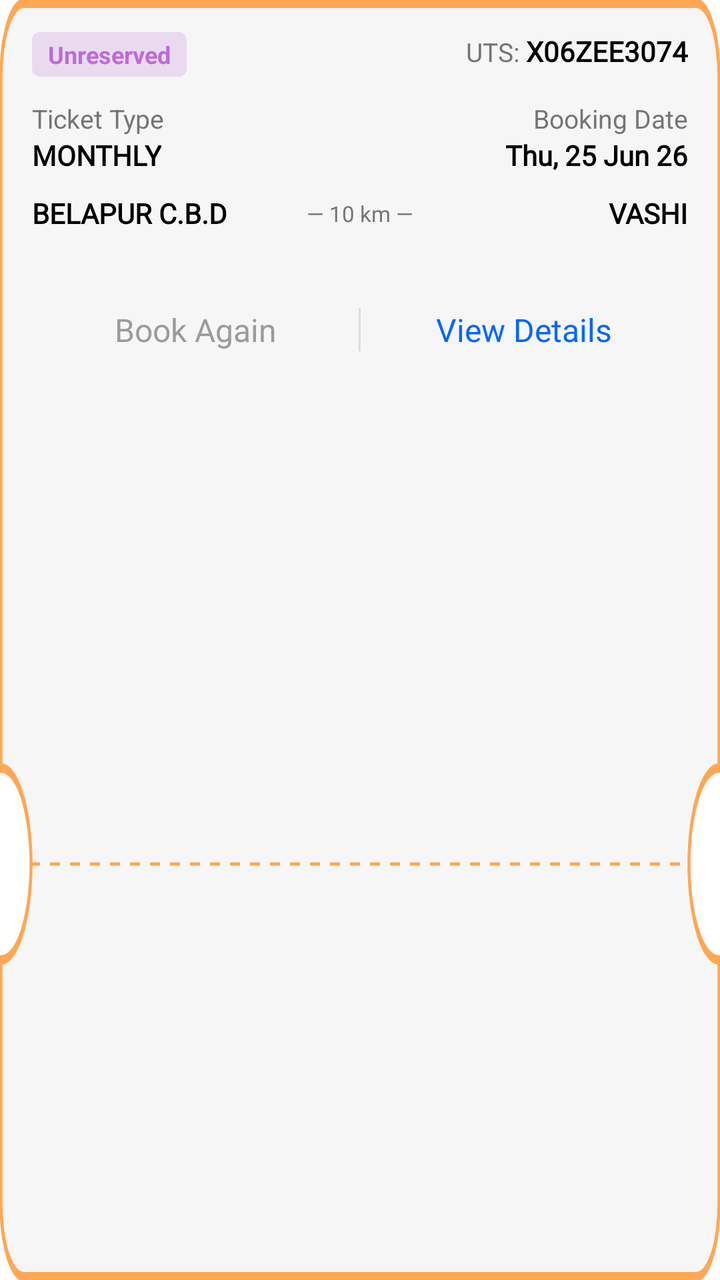
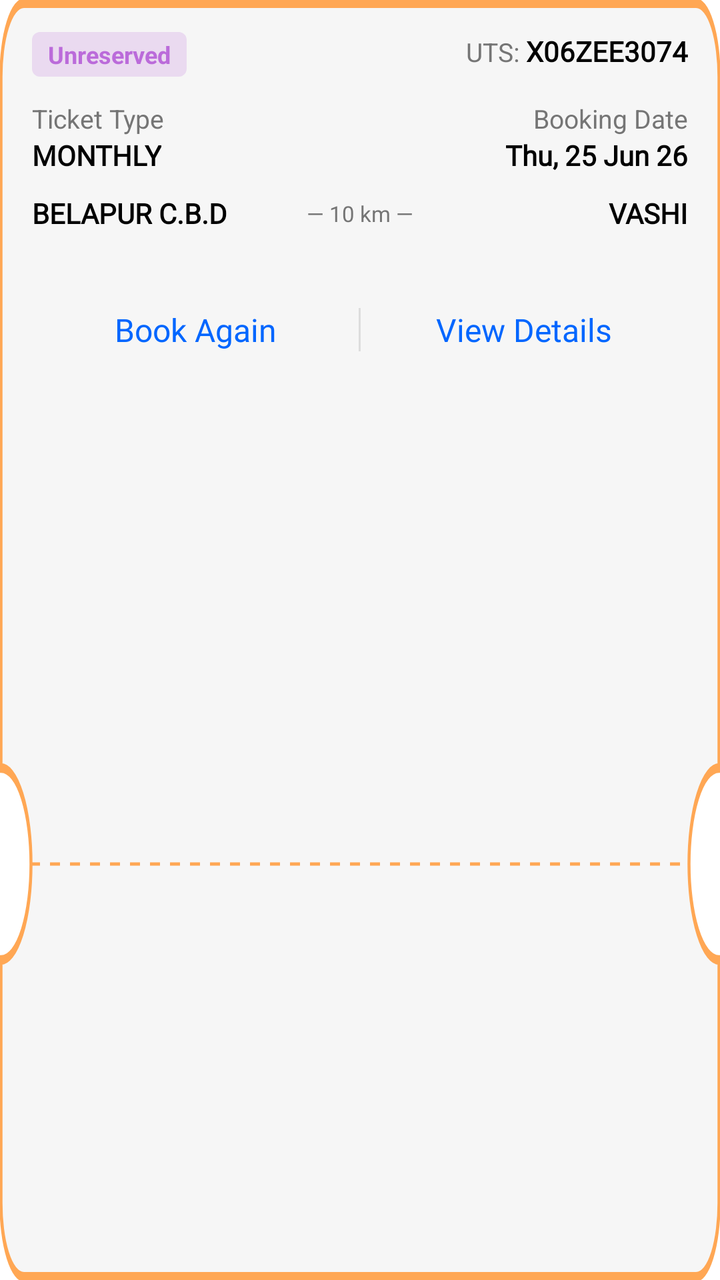

Before-and-after screenshots of an Android layout around one commit, followed by the original layout XML and the change that was made.
<!-- AndroidManifest.xml: application theme Theme.App.Starting -->
<!-- res/layout/item_ticket_unreserved.xml -->
<?xml version="1.0" encoding="utf-8"?>
<androidx.constraintlayout.widget.ConstraintLayout xmlns:android="http://schemas.android.com/apk/res/android"
    xmlns:app="http://schemas.android.com/apk/res-auto"
    android:layout_width="match_parent"
    android:layout_height="wrap_content"
    android:background="@drawable/bg_ticket_vector"
    android:paddingLeft="16dp"
    android:paddingTop="16dp"
    android:paddingRight="16dp"
    android:paddingBottom="16dp">

    
    <TextView
        android:id="@+id/tv_badge"
        android:layout_width="wrap_content"
        android:layout_height="wrap_content"
        android:background="@drawable/bg_badge_unreserved"
        android:paddingStart="8dp"
        android:paddingTop="3dp"
        android:paddingEnd="8dp"
        android:paddingBottom="3dp"
        android:text="Unreserved"
        android:textColor="#bb6bda"
        android:textSize="12sp"
        android:textStyle="bold"
        app:layout_constraintStart_toStartOf="parent"
        app:layout_constraintTop_toTopOf="parent" />

    <TextView
        android:id="@+id/tv_uts_label"
        android:layout_width="wrap_content"
        android:layout_height="wrap_content"
        android:text="UTS: "
        android:textColor="@color/gray_text"
        android:textSize="13sp"
        app:layout_constraintBaseline_toBaselineOf="@+id/tv_uts"
        app:layout_constraintEnd_toStartOf="@+id/tv_uts" />

    <TextView
        android:id="@+id/tv_uts"
        android:layout_width="wrap_content"
        android:layout_height="wrap_content"
        android:fontFamily="@font/montserrat_semibold"
        android:textStyle="bold"
        android:text="X06ZEE3074"
        android:textColor="@color/black"
        android:textSize="14sp"
        app:layout_constraintEnd_toEndOf="parent"
        app:layout_constraintTop_toTopOf="parent" />

    
    <TextView
        android:id="@+id/tv_ticket_type_label"
        android:layout_width="wrap_content"
        android:layout_height="wrap_content"
        android:layout_marginTop="12dp"
        android:text="Ticket Type"
        android:textColor="@color/gray_text"
        android:textSize="13sp"
        app:layout_constraintStart_toStartOf="parent"
        app:layout_constraintTop_toBottomOf="@+id/tv_badge" />

    <TextView
        android:id="@+id/tv_booking_date_label"
        android:layout_width="wrap_content"
        android:layout_height="wrap_content"
        android:text="Booking Date"
        android:textColor="@color/gray_text"
        android:textSize="13sp"
        app:layout_constraintEnd_toEndOf="parent"
        app:layout_constraintTop_toTopOf="@+id/tv_ticket_type_label" />

    <TextView
        android:id="@+id/tv_ticket_type"
        android:layout_width="wrap_content"
        android:layout_height="wrap_content"
        android:fontFamily="@font/montserrat_semibold"
        android:text="MONTHLY"
        android:textColor="@color/black"
        android:textSize="14sp"
        android:textStyle="bold"
        app:layout_constraintStart_toStartOf="parent"
        app:layout_constraintTop_toBottomOf="@+id/tv_ticket_type_label" />

    <TextView
        android:id="@+id/tv_booking_date"
        android:layout_width="wrap_content"
        android:layout_height="wrap_content"
        android:fontFamily="@font/montserrat_semibold"
        android:text="Thu, 25 Jun 26"
        android:textStyle="bold"
        android:textColor="@color/black"
        android:textSize="14sp"
        app:layout_constraintEnd_toEndOf="parent"
        app:layout_constraintTop_toBottomOf="@+id/tv_booking_date_label" />

    
    <TextView
        android:id="@+id/tv_from"
        android:layout_width="wrap_content"
        android:layout_height="wrap_content"
        android:layout_marginTop="10dp"
        android:fontFamily="@font/montserrat_semibold"
        android:text="BELAPUR C.B.D"
        android:textStyle="bold"
        android:textColor="@color/black"
        android:textSize="14sp"
        app:layout_constraintStart_toStartOf="parent"
        app:layout_constraintTop_toBottomOf="@+id/tv_ticket_type" />

    <TextView
        android:id="@+id/tv_dist"
        android:layout_width="wrap_content"
        android:layout_height="wrap_content"
        android:text="— 10 km —"
        android:textColor="@color/gray_text"
        android:textSize="11sp"
        app:layout_constraintBottom_toBottomOf="@+id/tv_from"
        app:layout_constraintEnd_toEndOf="parent"
        app:layout_constraintStart_toStartOf="parent"
        app:layout_constraintTop_toTopOf="@+id/tv_from" />

    <TextView
        android:id="@+id/tv_to"
        android:layout_width="wrap_content"
        android:layout_height="wrap_content"
        android:fontFamily="@font/montserrat_semibold"
        android:text="VASHI"
        android:textStyle="bold"
        android:textColor="@color/black"
        android:textSize="14sp"
        app:layout_constraintEnd_toEndOf="parent"
        app:layout_constraintTop_toTopOf="@+id/tv_from" />

    
    <LinearLayout
        android:layout_width="match_parent"
        android:layout_height="wrap_content"
        android:layout_marginTop="40dp"
        android:orientation="horizontal"
        app:layout_constraintTop_toBottomOf="@+id/tv_dist">

        <TextView
            android:layout_width="0dp"
            android:layout_height="wrap_content"
            android:layout_weight="1"
            android:fontFamily="@font/montserrat_bold"
            android:gravity="center"
            android:text="Book Again"
            android:textColor="#9B9B9B"
            android:textSize="16sp" />

        <View
            android:layout_width="1dp"
            android:layout_height="match_parent"
            android:background="#DDDDDD" />

        <TextView
            android:id="@+id/btn_view_details"
            android:layout_width="0dp"
            android:layout_height="wrap_content"
            android:layout_weight="1"
            android:fontFamily="@font/montserrat_bold"
            android:gravity="center"
            android:text="View Details"
            android:textColor="@color/blue_action_bar"
            android:textSize="16sp" />

    </LinearLayout>

</androidx.constraintlayout.widget.ConstraintLayout>
<!-- resources referenced by this layout -->
<resources>
  <color name="black">#000000</color>
  <color name="blue_action_bar">#0066ff</color>
  <color name="gray_text">#757575</color>
  <!-- drawable bg_badge_unreserved (drawable) -->
  <?xml version="1.0" encoding="utf-8"?>
  <shape xmlns:android="http://schemas.android.com/apk/res/android">
      <solid android:color="#eadaf0" />
      <corners android:radius="4dp" />
  </shape>
  <!-- drawable bg_ticket_vector (drawable) -->
  <vector xmlns:android="http://schemas.android.com/apk/res/android"
      android:width="360dp"
      android:height="200dp"
      android:viewportWidth="360"
      android:viewportHeight="200">
  
      <path
          android:fillColor="#f6f6f6"
          android:pathData="M12,0.5
                            H348 A11.5,11.5 0 0 1 359.5,12
                            V120 A15,15 0 0 0 359.5,150
                            V188 A11.5,11.5 0 0 1 348,199.5
                            H12 A11.5,11.5 0 0 1 0.5,188
                            V150 A15,15 0 0 0 0.5,120
                            V12 A11.5,11.5 0 0 1 12,0.5 Z"
          android:strokeColor="#ffa754"
          android:strokeWidth="1.5" />
  
      <path
          android:pathData="M15,
                             135 h5 m5,
                             0 h5 m5,
                             0 h5 m5,
                             0 h5 m5,
                             0 h5 m5,
                             0 h5 m5,
                             0 h5 m5,
                             0 h5 m5,
                             0 h5 m5,
                             0 h5 m5,
                             0 h5 m5,
                             0 h5 m5,
                             0 h5 m5,
                             0 h5 m5,
                             0 h5 m5,
                             0 h5 m5,
                             0 h5 m5,
                             0 h5 m5,
                             0 h5 m5,
                             0 h5 m5,
                             0 h5 m5,
                             0 h5 m5,
                             0 h5 m5,
                             0 h5 m5,
                             0 h5 m5,
                             0 h5 m5,
                             0 h5 m5,
                             0 h5 m5,
                             0 h5 m5,
                             0 h5 m5,
                             0 h5 m5,
                             0 h5 m5,
                             0 h5"
          android:strokeColor="#ffa754"
          android:strokeWidth="0.5" />
  </vector>
  <style name="Theme.App.Starting" parent="Theme.SplashScreen">
          <item name="windowSplashScreenBackground">@color/white</item>
          <item name="windowSplashScreenAnimatedIcon">@drawable/splash_screen_logo</item>
          <item name="postSplashScreenTheme">@style/Theme.RailOne</item>
      </style>
  <color name="white">#FFFFFFFF</color>
  <!-- drawable splash_screen_logo: jpg bitmap (drawable, 13430 bytes) -->
  <style name="Theme.RailOne" parent="Theme.MaterialComponents.DayNight.NoActionBar">
          
          <item name="colorPrimary">@color/blue_primary</item>
          <item name="colorPrimaryVariant">@color/white</item>
          <item name="colorOnPrimary">@color/white</item>
          
          <item name="colorSecondary">@color/teal_200</item>
          <item name="colorSecondaryVariant">@color/teal_700</item>
          <item name="colorOnSecondary">@color/black</item>
          
          <item name="android:statusBarColor">@color/white</item>
          <item name="android:windowLightStatusBar">true</item>
          
      </style>
  <color name="blue_primary">#1A237E</color>
  <color name="teal_200">#FF03DAC5</color>
  <color name="teal_700">#FF018786</color>
</resources>

<!-- the commit's change to res/layout/item_ticket_unreserved.xml (unified diff, before → after) -->
@@ -147,7 +147,7 @@
             android:fontFamily="@font/montserrat_bold"
             android:gravity="center"
             android:text="Book Again"
-            android:textColor="#9B9B9B"
+            android:textColor="@color/blue_action_bar"
             android:textSize="16sp" />
 
         <View
